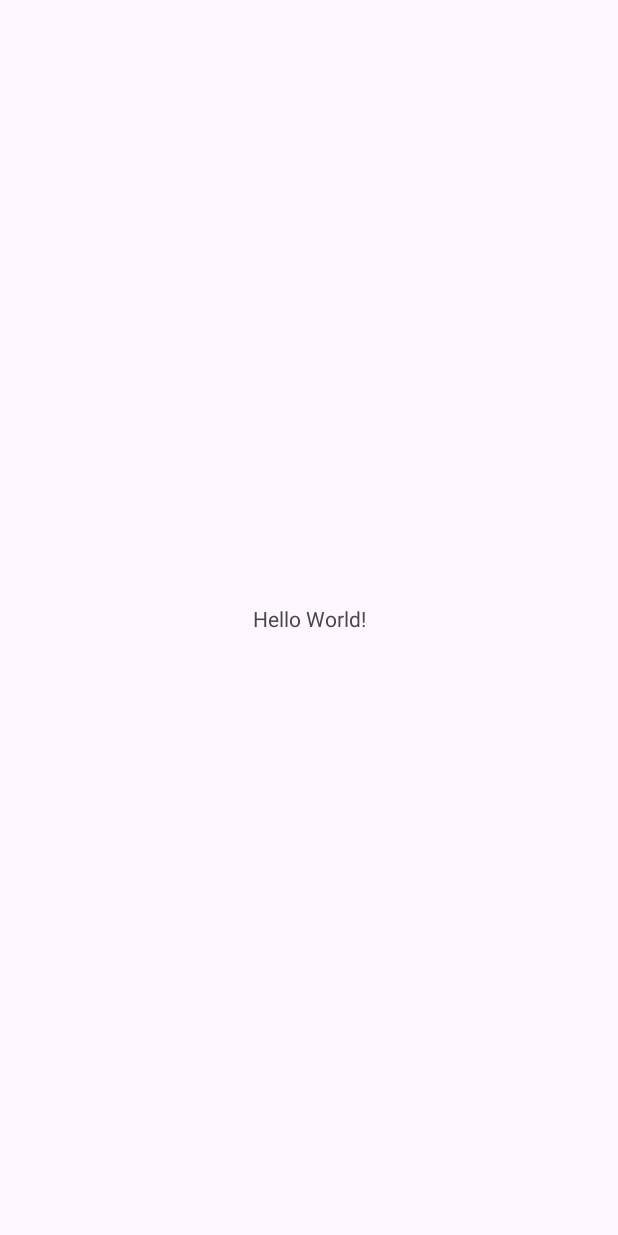
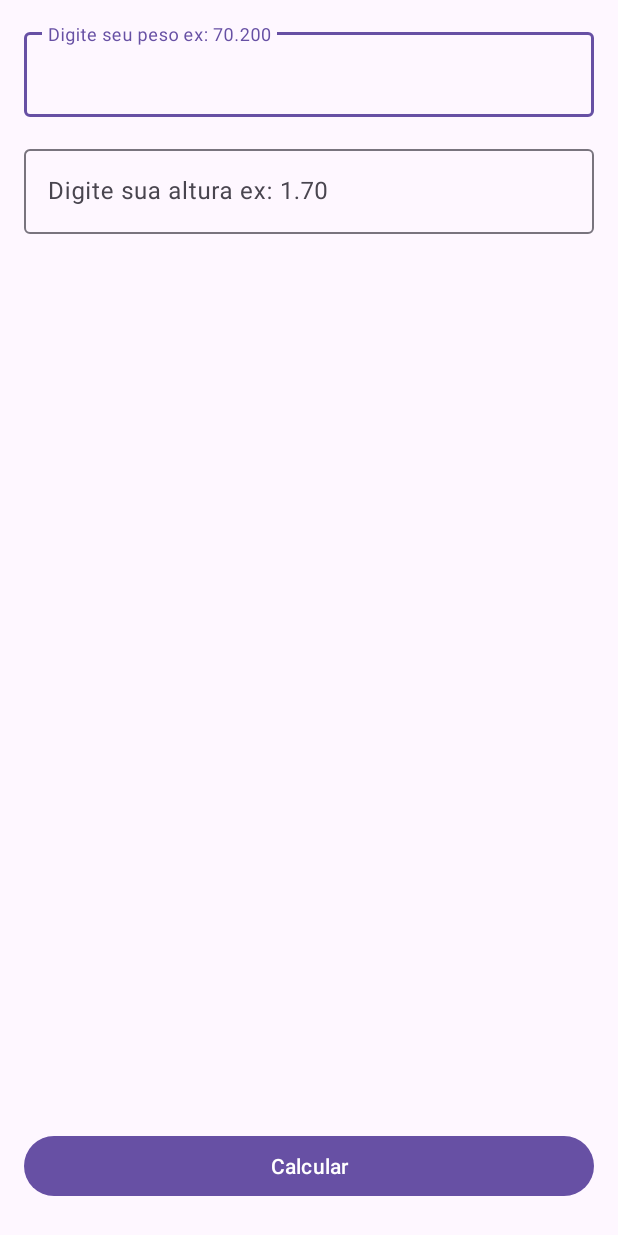
Before and after one commit to fafreitas/CalculoImc, an Android app: the screen it shows after launch (MainActivity), on a phone screen of 412 x 824 dp. Before the commit the screen is almost empty. Run offline under Robolectric (Android 15) with nearby library versions, the phone set to English and light mode, and no system bars.

Commit message:
Tela inicial edittext

```diff
--- a/app/src/main/java/com/comunidadedevspace/imc/MainActivity.kt
+++ b/app/src/main/java/com/comunidadedevspace/imc/MainActivity.kt
@@ -2,10 +2,24 @@ package com.comunidadedevspace.imc
 
 import androidx.appcompat.app.AppCompatActivity
 import android.os.Bundle
+import android.widget.Button
+import com.google.android.material.textfield.TextInputEditText
 
 class MainActivity : AppCompatActivity() {
     override fun onCreate(savedInstanceState: Bundle?) {
         super.onCreate(savedInstanceState)
         setContentView(R.layout.activity_main)
+
+        val edtPeso = findViewById<TextInputEditText>(R.id.edt_peso)
+        val edtAltura = findViewById<TextInputEditText>(R.id.edt_altura)
+
+        val btnCalcular = findViewById<Button>(R.id.btn_calcular)
+
+        btnCalcular.setOnClickListener {
+
+            val peso = edtPeso.text
+            val altura = edtAltura.text
+            println("Roque acao no botao + altura")
+        }
     }
 }
--- a/app/src/main/res/layout/activity_main.xml
+++ b/app/src/main/res/layout/activity_main.xml
@@ -6,13 +6,47 @@
     android:layout_height="match_parent"
     tools:context=".MainActivity">
 
-    <TextView
-        android:layout_width="wrap_content"
+    <Button
+        android:id="@+id/btn_calcular"
+        android:layout_width="match_parent"
         android:layout_height="wrap_content"
-        android:text="Hello World!"
+        android:layout_margin="16dp"
+        android:text="Calcular"
         app:layout_constraintBottom_toBottomOf="parent"
         app:layout_constraintEnd_toEndOf="parent"
         app:layout_constraintStart_toStartOf="parent"
-        app:layout_constraintTop_toTopOf="parent" />
+        app:layout_constraintTop_toBottomOf="@id/textInputLayout"
+        app:layout_constraintVertical_bias="0.99" />
 
-</androidx.constraintlayout.widget.ConstraintLayout>
+    <com.google.android.material.textfield.TextInputLayout
+        android:id="@+id/textInputLayout"
+        android:layout_width="match_parent"
+        android:layout_height="wrap_content"
+        android:layout_margin="16dp"
+        app:layout_constraintTop_toTopOf="parent"
+        app:layout_constraintEnd_toEndOf="parent">
+
+        <com.google.android.material.textfield.TextInputEditText
+            android:id="@+id/edt_peso"
+            android:layout_width="match_parent"
+            android:layout_height="wrap_content"
+            android:hint="Digite seu peso ex: 70.200"
+            android:inputType="numberDecimal" />
+    </com.google.android.material.textfield.TextInputLayout>
+
+    <com.google.android.material.textfield.TextInputLayout
+        android:layout_width="match_parent"
+        android:layout_height="wrap_content"
+        android:layout_margin="16dp"
+        app:layout_constraintTop_toBottomOf="@+id/textInputLayout"
+        app:layout_constraintEnd_toEndOf="parent">
+
+        <com.google.android.material.textfield.TextInputEditText
+            android:id="@+id/edt_altura"
+            android:layout_width="match_parent"
+            android:layout_height="wrap_content"
+            android:inputType="numberDecimal"
+            android:hint="Digite sua altura ex: 1.70" />
+    </com.google.android.material.textfield.TextInputLayout>
+
+    </androidx.constraintlayout.widget.ConstraintLayout>
```
